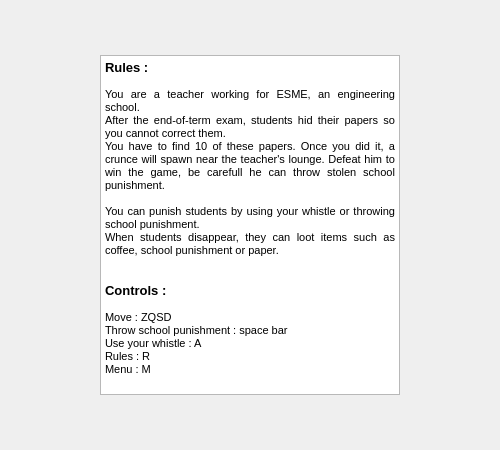
This is 2I_project/rules.ui in Ambrelux/QtGame as Qt 5 draws it before an edit. The edited form follows.
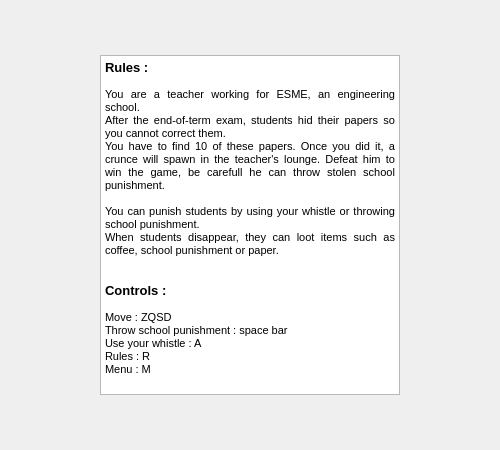
This is the edited form.

Commit message: modify boss position and GUI

Diff of the .ui file:
```diff
--- a/2I_project/rules.ui
+++ b/2I_project/rules.ui
@@ -32,7 +32,7 @@
 &lt;p align=&quot;justify&quot; style=&quot;-qt-paragraph-type:empty; margin-top:0px; margin-bottom:0px; margin-left:0px; margin-right:0px; -qt-block-indent:0; text-indent:0px;&quot;&gt;&lt;br /&gt;&lt;/p&gt;
 &lt;p align=&quot;justify&quot; style=&quot; margin-top:0px; margin-bottom:0px; margin-left:0px; margin-right:0px; -qt-block-indent:0; text-indent:0px;&quot;&gt;You are a teacher working for ESME, an engineering school.&lt;/p&gt;
 &lt;p align=&quot;justify&quot; style=&quot; margin-top:0px; margin-bottom:0px; margin-left:0px; margin-right:0px; -qt-block-indent:0; text-indent:0px;&quot;&gt;After the end-of-term exam, students hid their papers so you cannot correct them.&lt;/p&gt;
-&lt;p align=&quot;justify&quot; style=&quot; margin-top:0px; margin-bottom:0px; margin-left:0px; margin-right:0px; -qt-block-indent:0; text-indent:0px;&quot;&gt;You have to find 10 of these papers. Once you did it, a crunce will spawn near the teacher's lounge. Defeat him to win the game, be carefull he can throw stolen school punishment.&lt;/p&gt;
+&lt;p align=&quot;justify&quot; style=&quot; margin-top:0px; margin-bottom:0px; margin-left:0px; margin-right:0px; -qt-block-indent:0; text-indent:0px;&quot;&gt;You have to find 10 of these papers. Once you did it, a crunce will spawn in the teacher's lounge. Defeat him to win the game, be carefull he can throw stolen school punishment.&lt;/p&gt;
 &lt;p align=&quot;justify&quot; style=&quot;-qt-paragraph-type:empty; margin-top:0px; margin-bottom:0px; margin-left:0px; margin-right:0px; -qt-block-indent:0; text-indent:0px;&quot;&gt;&lt;br /&gt;&lt;/p&gt;
 &lt;p align=&quot;justify&quot; style=&quot; margin-top:0px; margin-bottom:0px; margin-left:0px; margin-right:0px; -qt-block-indent:0; text-indent:0px;&quot;&gt;You can punish students by using your whistle or throwing school punishment.&lt;/p&gt;
 &lt;p align=&quot;justify&quot; style=&quot; margin-top:0px; margin-bottom:0px; margin-left:0px; margin-right:0px; -qt-block-indent:0; text-indent:0px;&quot;&gt;When students disappear, they can loot items such as coffee, school punishment or paper.&lt;/p&gt;
```
The commit also changes 7 other files.
